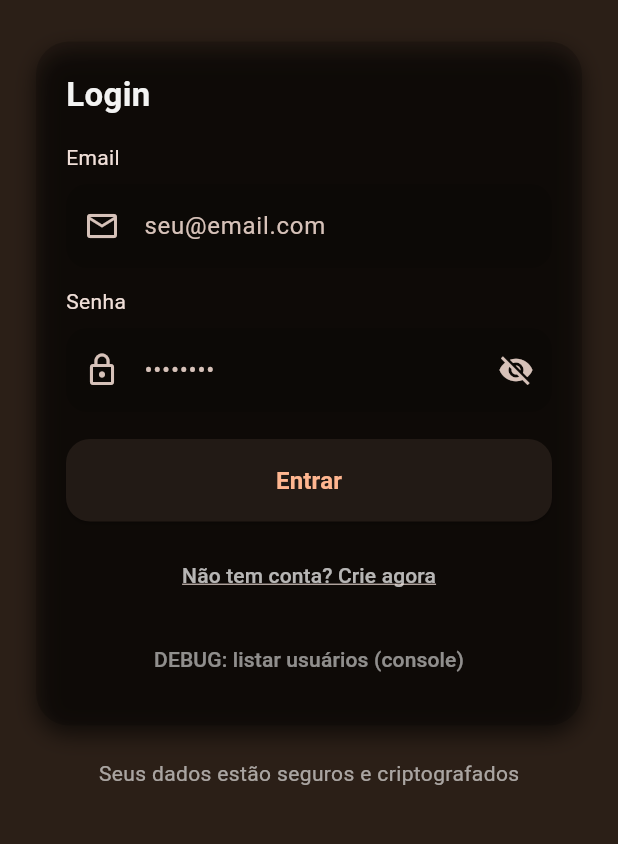
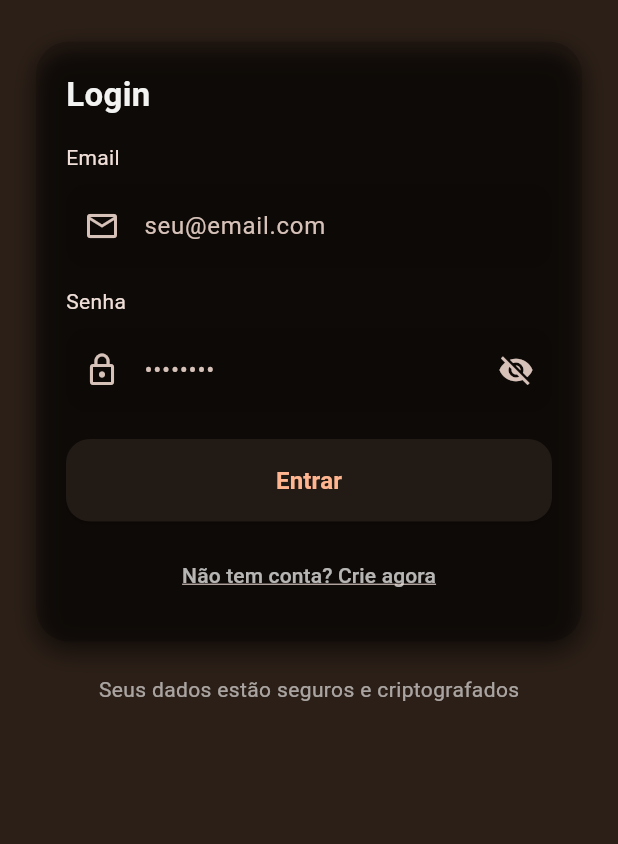
Before and after one commit to WiltonSR85/Projeto-Gestao-Financas, a Flutter app: the screen it shows after launch, on a phone screen of 412 x 824 dp, the part 344-1188 px from its top. Run offline on Flutter 3.47's test engine with Material 3 defaults, Android fonts, the light colour scheme and no system bars; our stand-ins replace fl_chart, shared_preferences, sqflite; accounts and stored records are empty.

Commit message:
correções de componenentes

```diff
--- a/code/lib/views/screens/home_shell.dart
+++ b/code/lib/views/screens/home_shell.dart
@@ -33,8 +33,6 @@ class _HomeShellState extends State<HomeShell> {
           NavigationDestination(icon: Icon(Icons.chat_outlined), label: 'Chat IA'),
           NavigationDestination(icon: Icon(Icons.category_outlined), label: 'Categorias'),
           NavigationDestination(icon: Icon(Icons.account_balance_outlined), label: 'Contas'),
-          NavigationDestination(icon: Icon(Icons.person_outlined), label: 'Perfil'),
-
         ],
         backgroundColor: Colors.black.withOpacity(0.25),
       ),
--- a/code/lib/views/screens/login_page.dart
+++ b/code/lib/views/screens/login_page.dart
@@ -156,15 +156,6 @@ class _LoginPageState extends State<LoginPage> {
                         child: const Text('Não tem conta? Crie agora', style: TextStyle(decoration: TextDecoration.underline)),
                       ),
                     ),
-                    const SizedBox(height: 8),
-                    // botão de debug (remova em produção)
-                    Center(
-                      child: TextButton(
-                        onPressed: () {} /*_debugListUsers*/,
-                        style: TextButton.styleFrom(foregroundColor: Colors.white54),
-                        child: const Text('DEBUG: listar usuários (console)'),
-                      ),
-                    ),
                   ],
                 ),
               ),
```
Also changed, not shown: code/lib/views/screens/profile_page.dart (line endings or trailing spaces).
